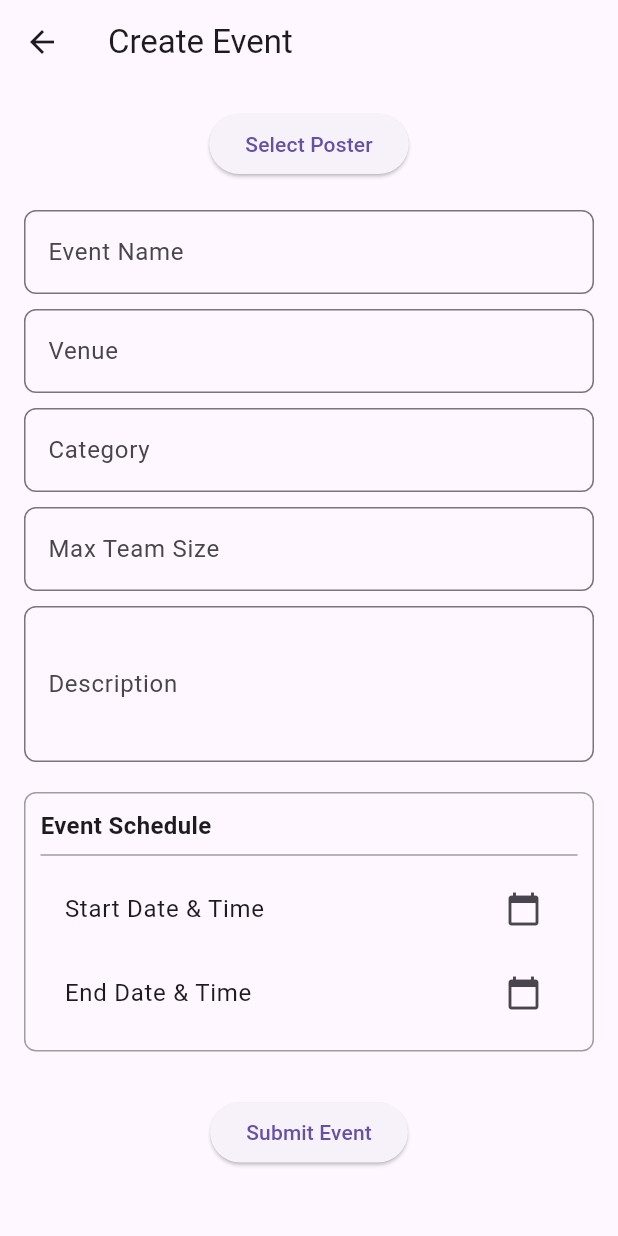
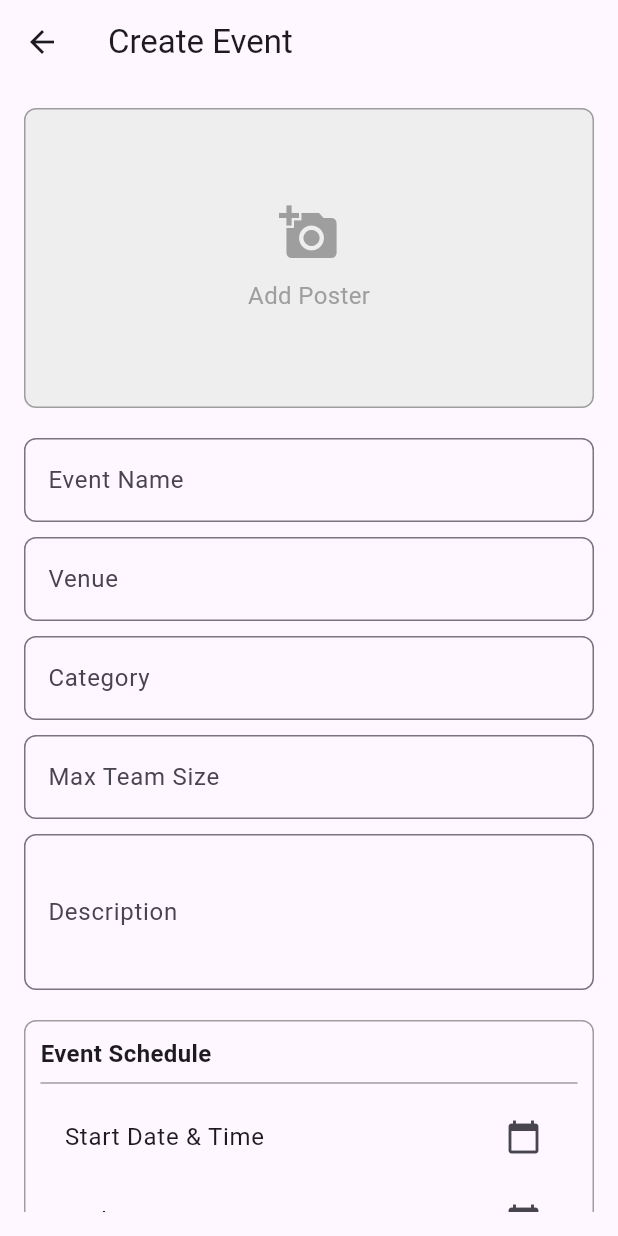
Before and after one commit to SiddheshM716/EventOrganiser, a Flutter app: the EventFormScreen screen opened directly, on a phone screen of 412 x 824 dp. Run offline on Flutter 3.47's test engine with Material 3 defaults, Android fonts, the phone set to English and light mode, and no system bars; our stand-ins replace flutter_svg, google_fonts, image_picker, supabase_flutter; accounts and stored records are empty.

Commit message:
Update addevent.dart

```diff
--- a/lib/addevent.dart
+++ b/lib/addevent.dart
@@ -4,7 +4,6 @@ import 'package:image_picker/image_picker.dart';
 import 'package:intl/intl.dart';
 import 'dart:async';
 import 'dart:io';
-
 
 class EventFormScreen extends StatefulWidget {
   @override
@@ -127,6 +126,7 @@ class _EventFormScreenState extends State<EventFormScreen> {
       );
     }
   }
+
   Future<double> _getImageDimensions(String imageUrl) async {
     final Completer<double> completer = Completer();
     final Image image = Image.network(imageUrl);
@@ -138,9 +138,19 @@ Future<double> _getImageDimensions(String imageUrl) async {
     );
     return completer.future;
   }
+
   @override
   Widget build(BuildContext context) {
-  return Scaffold(
+    return Theme(
+      data: Theme.of(context).copyWith(
+        colorScheme: Theme.of(context).colorScheme.copyWith(
+          primary: Colors.blue, // Change the primary color to blue
+        ),
+        textSelectionTheme: TextSelectionThemeData(
+          cursorColor: Colors.blue, // Change the text cursor color to blue
+        ),
+      ),
+      child: Scaffold(
         appBar: AppBar(title: Text('Create Event')),
         body: Padding(
           padding: EdgeInsets.all(16.0),
@@ -150,10 +160,32 @@ Widget build(BuildContext context) {
               child: Column(
                 children: [
                   // Image Picker
-              posterUrl == null
-                  ? ElevatedButton(
-                      onPressed: _pickAndUploadImage,
-                      child: Text('Select Poster'),
+                  GestureDetector(
+                    onTap: _pickAndUploadImage,
+                    child: Container(
+                      width: double.infinity,
+                      height: 200,
+                      decoration: BoxDecoration(
+                        color: Colors.grey[200],
+                        borderRadius: BorderRadius.circular(8),
+                        border: Border.all(color: Colors.grey),
+                      ),
+                      child: posterUrl == null
+                          ? Center(
+                              child: Column(
+                                mainAxisAlignment: MainAxisAlignment.center,
+                                children: [
+                                  Icon(Icons.add_a_photo, size: 40, color: Colors.grey),
+                                  SizedBox(height: 10),
+                                  Text(
+                                    'Add Poster',
+                                    style: TextStyle(
+                                      fontSize: 16,
+                                      color: Colors.grey,
+                                    ),
+                                  ),
+                                ],
+                              ),
                             )
                           : FutureBuilder(
                               future: _getImageDimensions(posterUrl!), // Get image dimensions
@@ -164,16 +196,15 @@ Widget build(BuildContext context) {
                                 final double aspectRatio = snapshot.data!;
                                 final double width = 200 * aspectRatio;
 
-                        return GestureDetector(
-                          onTap: _pickAndUploadImage,
-                          child: Image.network(
+                                return Image.network(
                                   posterUrl!,
                                   width: width,
                                   height: 200,
                                   fit: BoxFit.cover,
-                          ),
                                 );
                               },
+                            ),
+                    ),
                   ),
                   SizedBox(height: 20),
 
@@ -217,6 +248,7 @@ Widget build(BuildContext context) {
             ),
           ),
         ),
+      ),
     );
   }
 
```
Lines whose indentation alone changed are shown as unchanged.
